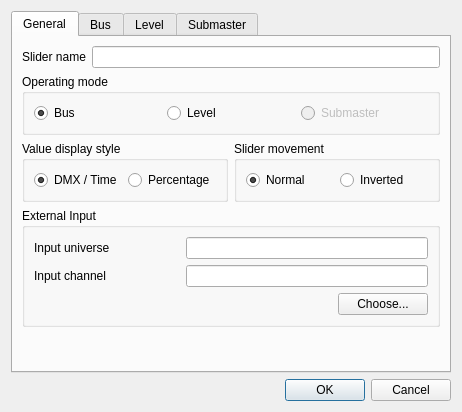
First picture: the form in main/vcsliderproperties.ui, repository Andersbakken/qlc, before the edit.
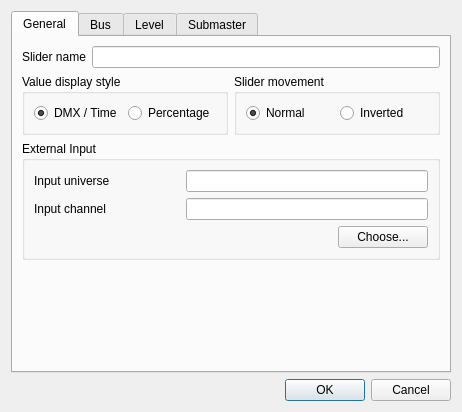
Second picture: the form after the edit.

Commit message: Changed VCSlider mode changing to their respective pages, since the radio button on the General page was confusing.

The edit to the form file:
```diff
--- a/main/vcsliderproperties.ui
+++ b/main/vcsliderproperties.ui
@@ -44,49 +44,7 @@
          </item>
         </layout>
        </item>
-       <item row="1" column="0" colspan="2" >
-        <widget class="QGroupBox" name="m_modeGroup" >
-         <property name="title" >
-          <string>Operating mode</string>
-         </property>
-         <layout class="QHBoxLayout" name="horizontalLayout" >
-          <item>
-           <widget class="QRadioButton" name="m_modeBusRadio" >
-            <property name="toolTip" >
-             <string>Use this slider to control a bus</string>
-            </property>
-            <property name="text" >
-             <string>Bus</string>
-            </property>
-            <property name="checked" >
-             <bool>true</bool>
-            </property>
-           </widget>
-          </item>
-          <item>
-           <widget class="QRadioButton" name="m_modeLevelRadio" >
-            <property name="toolTip" >
-             <string>Use this slider to control the level of selected channels</string>
-            </property>
-            <property name="text" >
-             <string>Level</string>
-            </property>
-           </widget>
-          </item>
-          <item>
-           <widget class="QRadioButton" name="m_modeSubmasterRadio" >
-            <property name="enabled" >
-             <bool>false</bool>
-            </property>
-            <property name="text" >
-             <string>Submaster</string>
-            </property>
-           </widget>
-          </item>
-         </layout>
-        </widget>
-       </item>
-       <item row="2" column="0" >
+       <item row="1" column="0" >
         <widget class="QGroupBox" name="m_valueGroup" >
          <property name="title" >
           <string>Value display style</string>
@@ -118,7 +76,7 @@
          </layout>
         </widget>
        </item>
-       <item row="2" column="1" >
+       <item row="1" column="1" >
         <widget class="QGroupBox" name="m_sliderMovementGroup" >
          <property name="title" >
           <string>Slider movement</string>
@@ -144,7 +102,7 @@
          </layout>
         </widget>
        </item>
-       <item row="3" column="0" colspan="2" >
+       <item row="2" column="0" colspan="2" >
         <widget class="QGroupBox" name="m_externalInputGroup" >
          <property name="title" >
           <string>External Input</string>
@@ -210,7 +168,7 @@
          </layout>
         </widget>
        </item>
-       <item row="4" column="0" colspan="2" >
+       <item row="3" column="0" colspan="2" >
         <spacer>
          <property name="orientation" >
           <enum>Qt::Vertical</enum>
```
Left out of the diff: 41 changed lines with no effect on the pictures. The commit also changes 2 other files.
